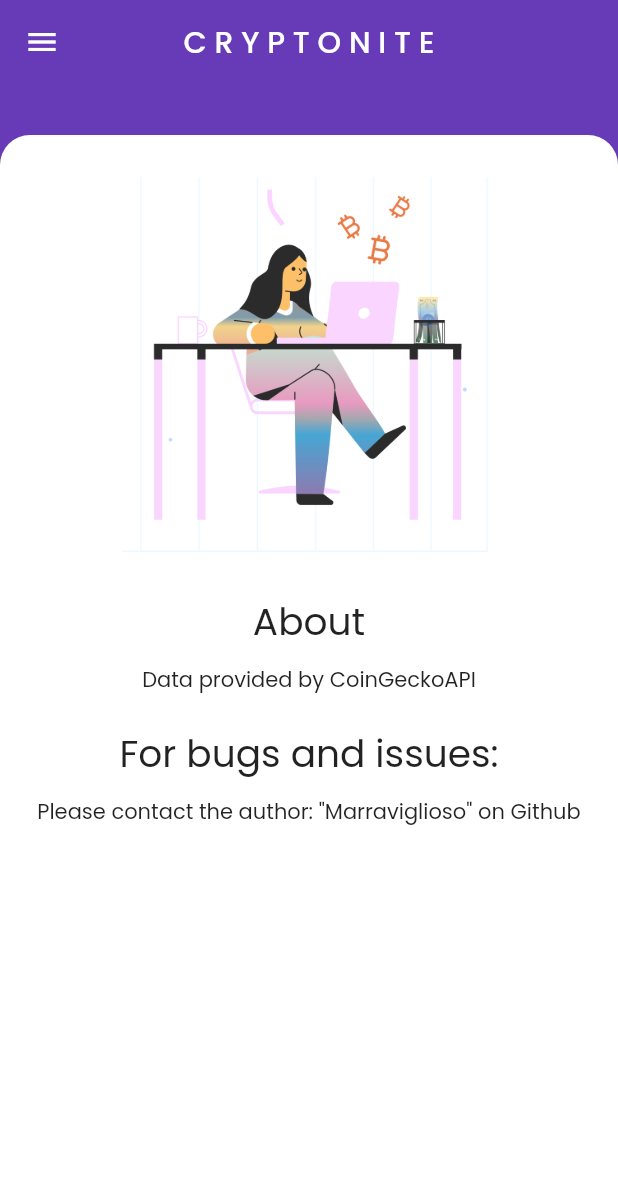
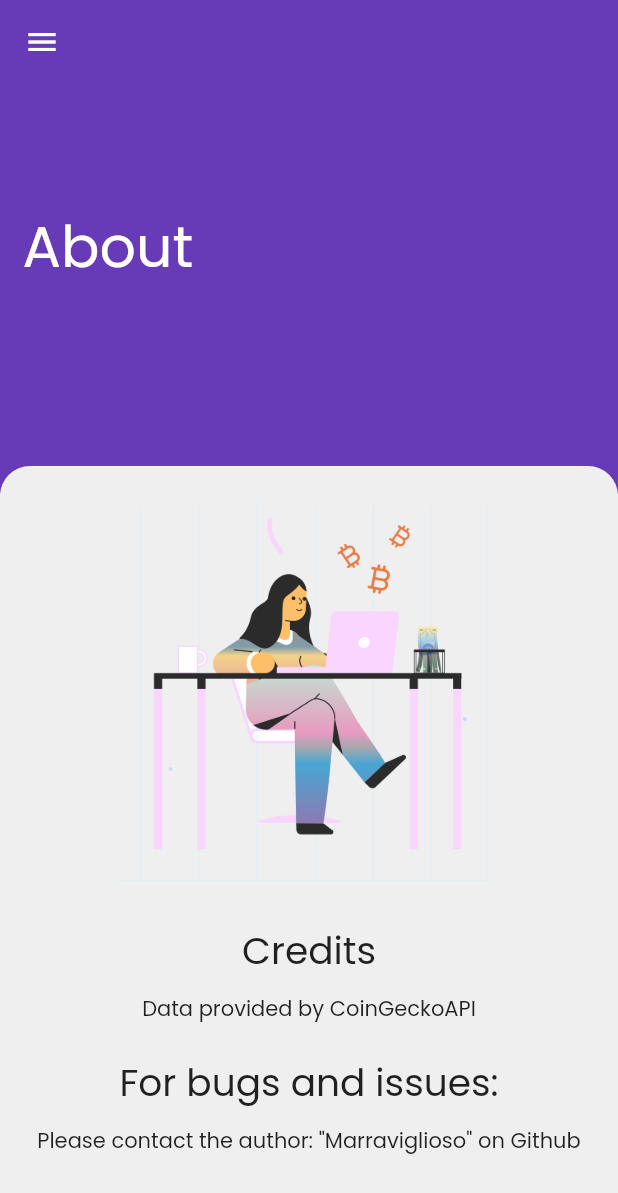
Before and after one commit to marraviglioso/Cryptonite, a Flutter app: the AboutScreen screen opened by its route, on a phone screen of 412 x 824 dp. Shown: the top 1193 px of the screen. Run offline on Flutter 3.47's test engine with Material 2 defaults, Android fonts, the phone set to English and light mode, and no system bars; drawn by our look-alikes of draggable_home; our stand-ins replace flutter_speed_dial, google_fonts; network calls fail.

Commit message:
V 1.01
Fixed about page

```diff
--- a/lib/screens/about_page.dart
+++ b/lib/screens/about_page.dart
@@ -1,13 +1,51 @@
 import 'package:flutter/material.dart';
+import 'package:draggable_home/draggable_home.dart';
 
 class AboutScreen extends StatelessWidget {
   const AboutScreen({Key? key}) : super(key: key);
 
   @override
   Widget build(BuildContext context) {
-    // ignore: unnecessary_new
-    return new Scaffold(
-      drawer: Drawer(
+    return DraggableHome(
+      alwaysShowLeadingAndAction: true,
+      title: const Text('C R Y P T O N I T E'),
+      stretchMaxHeight: 0.50,
+      headerWidget: headerWidget(context),
+      body: [
+        const Padding(
+          padding: EdgeInsets.all(8.0),
+          child: SizedBox(
+            // color: Colors.white,
+            height: 250,
+            child: Image(image: AssetImage('assets/media/about.png')),
+          ),
+        ),
+        Padding(
+          padding: const EdgeInsets.symmetric(vertical: 20),
+          child: Column(
+            children: const [
+              Text(
+                'Credits',
+                style: TextStyle(fontSize: 25),
+              ),
+              Padding(
+                padding: EdgeInsets.all(10.0),
+                child: Text('Data provided by CoinGeckoAPI'),
+              ),
+              Padding(
+                padding: EdgeInsets.all(10),
+                child: Text(
+                  'For bugs and issues:',
+                  style: TextStyle(fontSize: 25),
+                ),
+              ),
+              Text('Please contact the author: "Marraviglioso" on Github')
+            ],
+          ),
+        ),
+      ],
+      drawer: SafeArea(
+        child: Drawer(
           child: ListView(
             padding: EdgeInsets.zero,
             children: [
@@ -40,78 +78,27 @@ class AboutScreen extends StatelessWidget {
                 title: const Text('Report bugs'),
                 onTap: () {
                   Navigator.pop(context);
+                  Navigator.pushReplacementNamed(context, '/about');
                 },
               ),
             ],
           ),
         ),
-      backgroundColor: Colors.white,
-      body: CustomScrollView(
-        slivers: <Widget>[
-          const SliverAppBar(
-            title: Text('C R Y P T O N I T E'),
-            backgroundColor: Colors.deepPurple,
-            floating: false,
-            pinned: false,
-            centerTitle: true,
-            expandedHeight: 90,
-            stretch: true,
-            flexibleSpace: FlexibleSpaceBar(),
       ),
-          SliverToBoxAdapter(
-            child: Container(
+    );
+  }
+
+  Widget headerWidget(BuildContext context) {
+    return Container(
       color: Colors.deepPurple,
-              height: 20,
-              child: Column(
-                mainAxisAlignment: MainAxisAlignment.end,
-                children: <Widget>[
-                  Container(
-                    height: 20,
-                    decoration: const BoxDecoration(
-                      color: Colors.white,
-                      borderRadius: BorderRadius.only(
-                        topLeft: Radius.circular(30.0),
-                        topRight: Radius.circular(30.0),
-                      ),
-                    ),
-                  ),
-                ],
-              ),
-            ),
-          ),
-          SliverToBoxAdapter(
-            child: Padding(
-              padding: const EdgeInsets.all(8.0),
-              child: Container(
-                color: Colors.white,
-                height: 250,
-                child: const Image(image: AssetImage('assets/media/about.png')),
-              ),
-            ),
-          ),
-          SliverToBoxAdapter(
-            child: Padding(
-              padding: const EdgeInsets.symmetric(vertical: 20),
-              child: Column(
-                children: [
-                  Text(
+      child: Row(
+        children: const [
+          Padding(
+            padding: EdgeInsets.only(left: 15.0),
+            child: Align(
+              child: Text(
                 'About',
-                    style: TextStyle(fontSize: 25),
-                  ),
-                  Padding(
-                    padding: const EdgeInsets.all(10.0),
-                    child: Text('Data provided by CoinGeckoAPI'),
-                  ),
-                  Padding(
-                    padding: const EdgeInsets.all(10),
-                    child: Text(
-                      'For bugs and issues:',
-                      style: TextStyle(fontSize: 25),
-                    ),
-                  ),
-                  const Text(
-                      'Please contact the author: "Marraviglioso" on Github')
-                ],
+                style: TextStyle(color: Colors.white, fontSize: 38),
               ),
             ),
           ),
```
Lines whose indentation alone changed are shown as unchanged.
